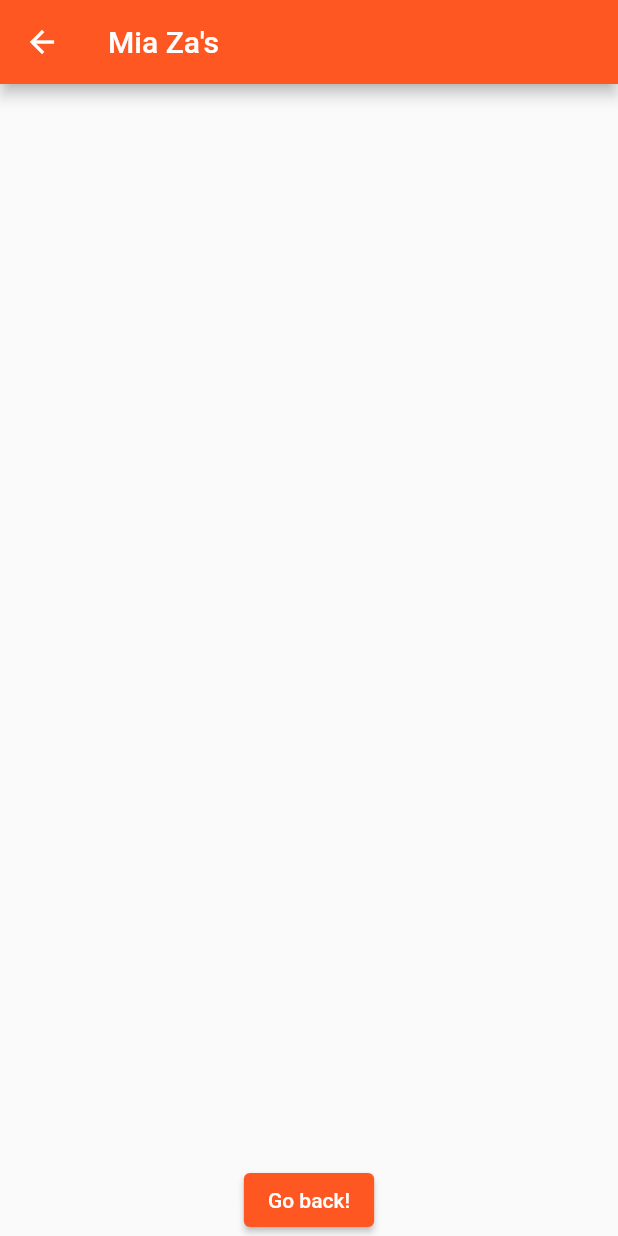
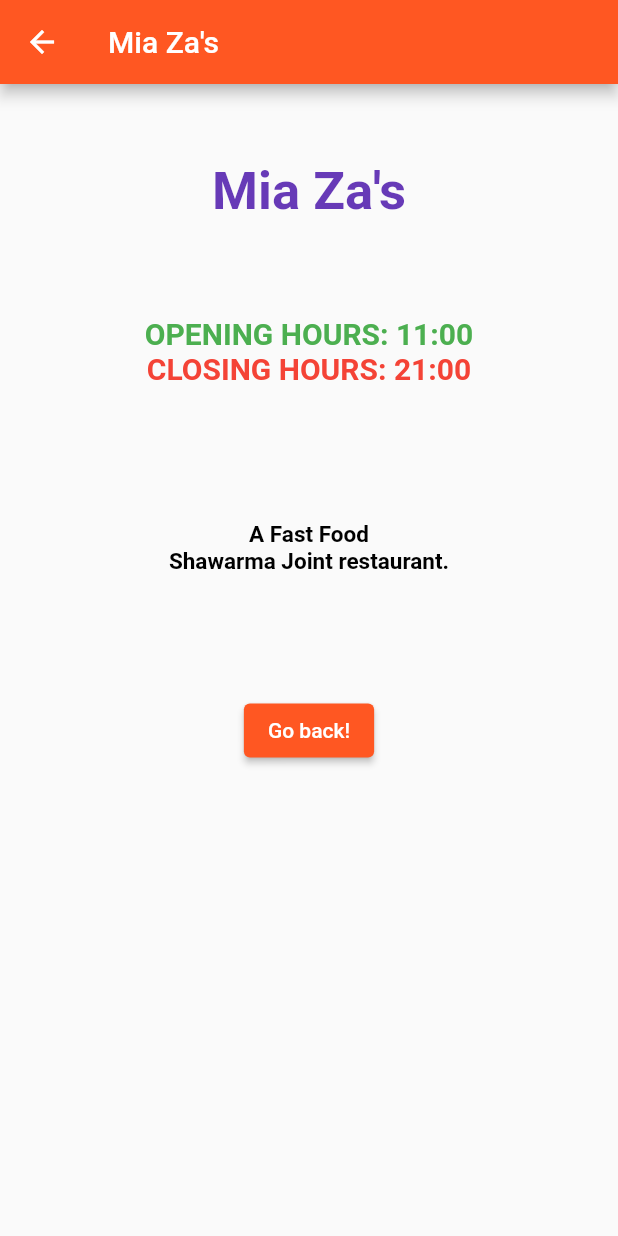
Before and after one commit to SiGMobileUIUC/restaurant_app, a Flutter app: the RestaurantScreen screen opened directly, after a tap on the "refresh" icon, after a tap on "Visit", on a phone screen of 412 x 824 dp. Run offline on Flutter 3.47's test engine with Material 2 defaults, Android fonts, the phone set to English and light mode, and no system bars; our stand-ins replace csv, flutter_platform_widgets.

Commit message:
formatted restaurant info page to use info from each restaurant from csv to display hours, name, and cuisine

```diff
--- a/lib/src/screens/restaurant_screen_improved.dart
+++ b/lib/src/screens/restaurant_screen_improved.dart
@@ -12,39 +12,26 @@ class RestaurantScreen extends StatefulWidget {
   State<RestaurantScreen> createState() => _MyHomePageState();
 }
 
-//Route to Mia Za's
-class SecondRoute extends StatelessWidget {
-  const SecondRoute({super.key});
+//Restaurant info page widget
+class RestaurantInfoPage extends StatelessWidget {
+  final String name;
+  final String openhr;
+  final String closedhr;
+  final String cuisine;
+
+  const RestaurantInfoPage({
+    Key? key,
+    required this.name,
+    required this.openhr,
+    required this.closedhr,
+    required this.cuisine,
+  }) : super(key: key);
 
   @override
   Widget build(BuildContext context) {
     return Scaffold(
       appBar: AppBar(
-        title: const Text("Mia Za's"),
-      ),
-      body: Center(
-        child: Align(
-          alignment: FractionalOffset.bottomCenter,
-          child: ElevatedButton(
-            onPressed: () {
-              Navigator.pop(context);
-            },
-            child: const Text('Go back!'),
-          ),
-        ),
-      ),
-    );
-  }
-}
-
-class ThirdRoute extends StatelessWidget {
-  const ThirdRoute({super.key});
-
-  @override
-  Widget build(BuildContext context) {
-    return Scaffold(
-      appBar: AppBar(
-        title: const Text("Shawarma Joint"),
+        title: Text(name),
       ),
       body: Center(
           child: Column(
@@ -53,9 +40,9 @@ class ThirdRoute extends StatelessWidget {
         children: <Widget>[
           Padding(
             padding: const EdgeInsets.fromLTRB(0, 0, 0, 50),
-            child: const Text(
-              'Shawarma Joint',
-              style: TextStyle(
+            child: Text(
+              name,
+              style: const TextStyle(
                 color: Colors.deepPurple,
                 fontWeight: FontWeight.bold,
                 fontSize: 35,
@@ -63,9 +50,9 @@ class ThirdRoute extends StatelessWidget {
               ),
             ),
           ),
-          const Text(
-            'OPENING HOURS: 11:00 AM',
-            style: TextStyle(
+          Text(
+            'OPENING HOURS: $openhr',
+            style: const TextStyle(
               fontWeight: FontWeight.bold,
               color: Colors.green,
               fontSize: 20,
@@ -73,9 +60,9 @@ class ThirdRoute extends StatelessWidget {
           ),
           Padding(
             padding: const EdgeInsets.fromLTRB(0, 0, 0, 90),
-            child: const Text(
-              'CLOSING HOURS: 10:00 PM',
-              style: TextStyle(
+            child: Text(
+              'CLOSING HOURS: $closedhr',
+              style: const TextStyle(
                 fontWeight: FontWeight.bold,
                 color: Colors.red,
                 fontSize: 20,
@@ -84,10 +71,11 @@ class ThirdRoute extends StatelessWidget {
           ),
           Padding(
             padding: const EdgeInsets.fromLTRB(5, 0, 5, 80),
-            child: const Text(
-              'A mediterranean restaurant thats famous for serving burritos and rice bowls. They are popular among the muslim population as they offer Halal meat.',
+            child: Text(
+              'A $cuisine restaurant.',
+              //thats famous for serving burritos and rice bowls. They are popular among the muslim population as they offer Halal meat.
               textAlign: TextAlign.center,
-              style: TextStyle(
+              style: const TextStyle(
                 fontWeight: FontWeight.bold,
                 fontSize: 15,
                 color: Colors.black,
@@ -177,7 +165,12 @@ class _MyHomePageState extends State<RestaurantScreen> {
                       Navigator.push(
                         context,
                         MaterialPageRoute(
-                            builder: (context) => const SecondRoute()),
+                            builder: (context) => RestaurantInfoPage(
+                                  name: _data[index][0].toString(),
+                                  openhr: _data[index][1].toString(),
+                                  closedhr: _data[index][2].toString(),
+                                  cuisine: _data[index][3].toString(),
+                                )),
                       );
                     },
                   ),
@@ -205,3 +198,23 @@ class _MyHomePageState extends State<RestaurantScreen> {
     );
   }
 }
+
+
+
+/*
+Might need for later if code doesn't work
+//Class for restaurant data
+class Restaurant {
+  final String name;
+  final String openhr;
+  final String closedhr;
+  final String cuisine;
+
+  const Restaurant({
+    required this.name,
+    required this.openhr,
+    required this.closedhr,
+    required this.cuisine,
+  });
+}
+*/
```
